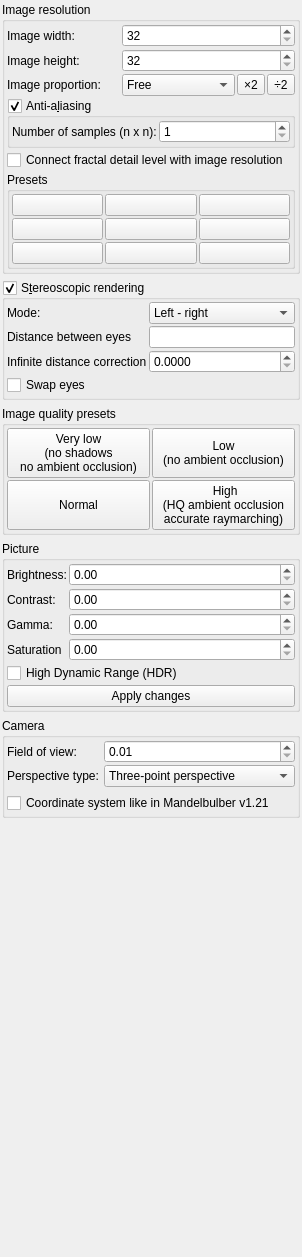
Qt form mandelbulber2/qt/dock_image_adjustments.ui (buddhi1980/mandelbulber2) before a commit.
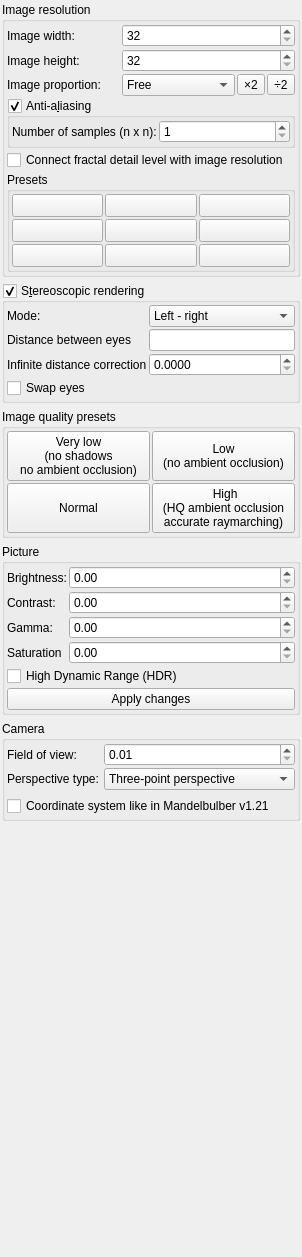
The same form after that commit. Icons and pictures are not drawn. Custom widgets are drawn as their Qt base class.

Commit message: Finished implementation of resolution presets

What changed in the file:
```diff
--- a/mandelbulber2/qt/dock_image_adjustments.ui
+++ b/mandelbulber2/qt/dock_image_adjustments.ui
@@ -287,8 +287,8 @@
            <property name="spacing">
             <number>2</number>
            </property>
-           <item row="1" column="1">
-            <widget class="QPushButton" name="pushButton_resolution_preset_5">
+           <item row="0" column="0">
+            <widget class="QToolButton" name="toolButton_resolution_preset_1">
              <property name="sizePolicy">
               <sizepolicy hsizetype="Minimum" vsizetype="Preferred">
                <horstretch>0</horstretch>
@@ -301,7 +301,20 @@
             </widget>
            </item>
            <item row="0" column="1">
-            <widget class="QPushButton" name="pushButton_resolution_preset_2">
+            <widget class="QToolButton" name="toolButton_resolution_preset_2">
+             <property name="sizePolicy">
+              <sizepolicy hsizetype="Minimum" vsizetype="Preferred">
+               <horstretch>0</horstretch>
+               <verstretch>0</verstretch>
+              </sizepolicy>
+             </property>
+             <property name="text">
+              <string/>
+             </property>
+            </widget>
+           </item>
+           <item row="2" column="2">
+            <widget class="QToolButton" name="toolButton_resolution_preset_9">
              <property name="sizePolicy">
               <sizepolicy hsizetype="Minimum" vsizetype="Preferred">
                <horstretch>0</horstretch>
@@ -314,33 +327,7 @@
             </widget>
            </item>
            <item row="0" column="2">
-            <widget class="QPushButton" name="pushButton_resolution_preset_3">
-             <property name="sizePolicy">
-              <sizepolicy hsizetype="Minimum" vsizetype="Preferred">
-               <horstretch>0</horstretch>
-               <verstretch>0</verstretch>
-              </sizepolicy>
-             </property>
-             <property name="text">
-              <string/>
-             </property>
-            </widget>
-           </item>
-           <item row="1" column="2">
-            <widget class="QPushButton" name="pushButton_resolution_preset_6">
-             <property name="sizePolicy">
-              <sizepolicy hsizetype="Minimum" vsizetype="Preferred">
-               <horstretch>0</horstretch>
-               <verstretch>0</verstretch>
-              </sizepolicy>
-             </property>
-             <property name="text">
-              <string/>
-             </property>
-            </widget>
-           </item>
-           <item row="0" column="0">
-            <widget class="QPushButton" name="pushButton_resolution_preset_1">
+            <widget class="QToolButton" name="toolButton_resolution_preset_3">
              <property name="sizePolicy">
               <sizepolicy hsizetype="Minimum" vsizetype="Preferred">
                <horstretch>0</horstretch>
@@ -353,7 +340,33 @@
             </widget>
            </item>
            <item row="1" column="0">
-            <widget class="QPushButton" name="pushButton_resolution_preset_4">
+            <widget class="QToolButton" name="toolButton_resolution_preset_4">
+             <property name="sizePolicy">
+              <sizepolicy hsizetype="Minimum" vsizetype="Preferred">
+               <horstretch>0</horstretch>
+               <verstretch>0</verstretch>
+              </sizepolicy>
+             </property>
+             <property name="text">
+              <string/>
+             </property>
+            </widget>
+           </item>
+           <item row="1" column="1">
+            <widget class="QToolButton" name="toolButton_resolution_preset_5">
+             <property name="sizePolicy">
+              <sizepolicy hsizetype="Minimum" vsizetype="Preferred">
+               <horstretch>0</horstretch>
+               <verstretch>0</verstretch>
+              </sizepolicy>
+             </property>
+             <property name="text">
+              <string/>
+             </property>
+            </widget>
+           </item>
+           <item row="1" column="2">
+            <widget class="QToolButton" name="toolButton_resolution_preset_6">
              <property name="sizePolicy">
               <sizepolicy hsizetype="Minimum" vsizetype="Preferred">
                <horstretch>0</horstretch>
@@ -366,7 +379,7 @@
             </widget>
            </item>
            <item row="2" column="0">
-            <widget class="QPushButton" name="pushButton_resolution_preset_7">
+            <widget class="QToolButton" name="toolButton_resolution_preset_7">
              <property name="sizePolicy">
               <sizepolicy hsizetype="Minimum" vsizetype="Preferred">
                <horstretch>0</horstretch>
@@ -379,20 +392,7 @@
             </widget>
            </item>
            <item row="2" column="1">
-            <widget class="QPushButton" name="pushButton_resolution_preset_8">
-             <property name="sizePolicy">
-              <sizepolicy hsizetype="Minimum" vsizetype="Preferred">
-               <horstretch>0</horstretch>
-               <verstretch>0</verstretch>
-              </sizepolicy>
-             </property>
-             <property name="text">
-              <string/>
-             </property>
-            </widget>
-           </item>
-           <item row="2" column="2">
-            <widget class="QPushButton" name="pushButton_resolution_preset_9">
+            <widget class="QToolButton" name="toolButton_resolution_preset_8">
              <property name="sizePolicy">
               <sizepolicy hsizetype="Minimum" vsizetype="Preferred">
                <horstretch>0</horstretch>
```
Left out of the diff: 20 changed lines with no effect on the pictures. The commit also changes 2 other files.
